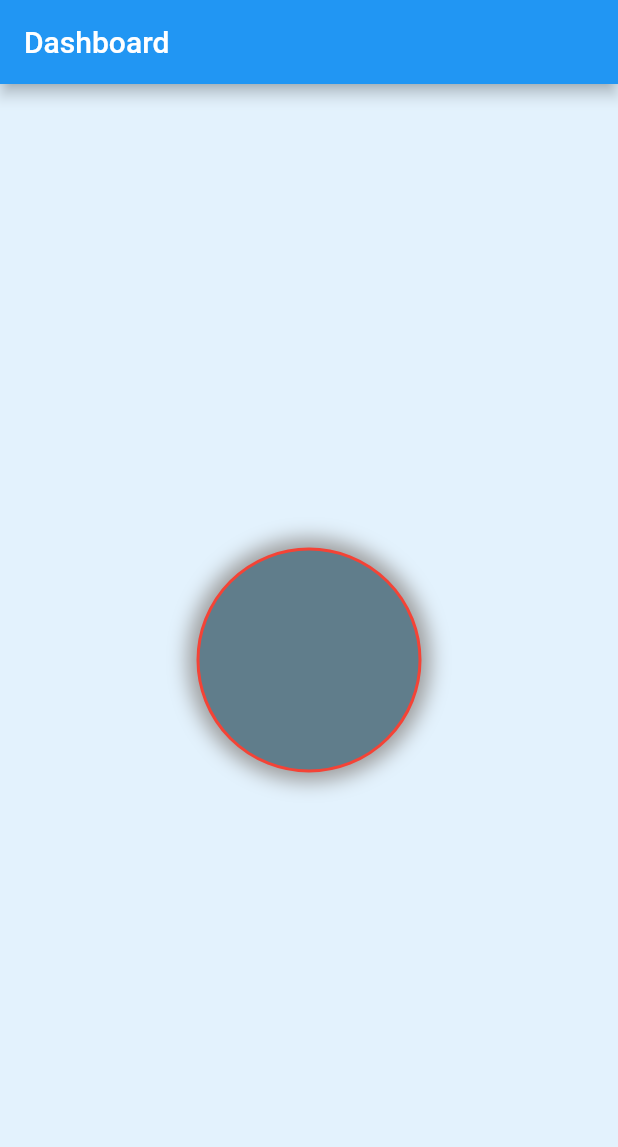
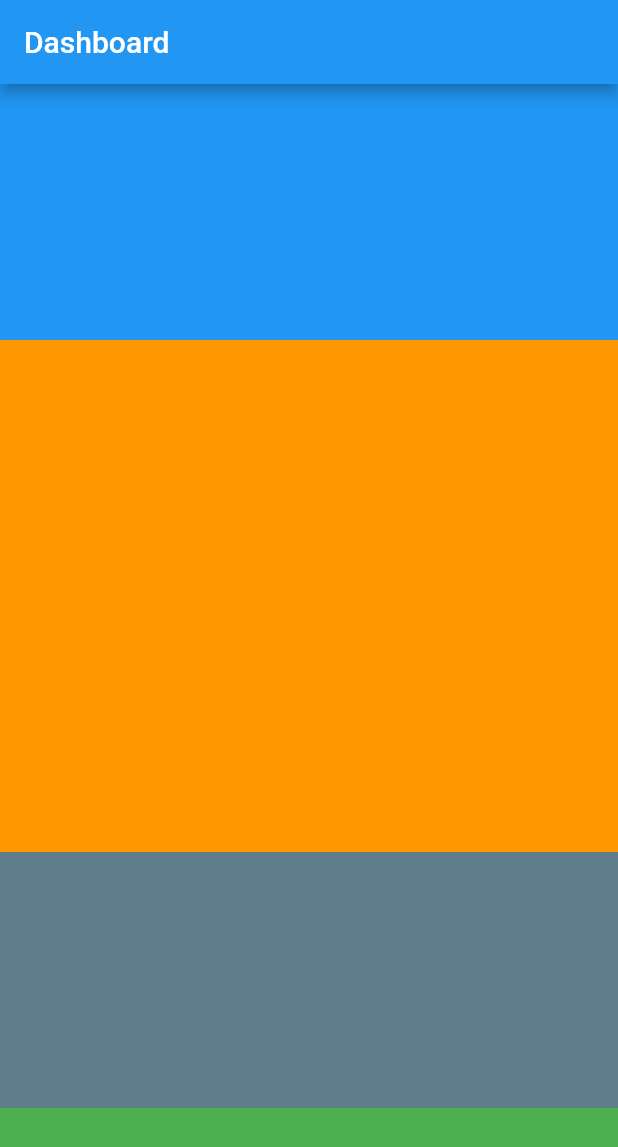
Before and after one commit to sthnischal/Flutter-Basics, a Flutter app: the screen it shows after launch, on a phone screen of 412 x 824 dp. Shown: the top 1147 px of the screen. Run offline on Flutter 3.47's test engine with Material 2 defaults, Android fonts, the phone set to English and light mode, and no system bars.

Commit message:
Expanded widget on row and column

```diff
--- a/flutterbasics/lib/main.dart
+++ b/flutterbasics/lib/main.dart
@@ -23,31 +23,81 @@ class DashBoardScreen extends StatelessWidget {
         appBar: AppBar(
           title: Text('Dashboard'),
         ),
-        body: Container(
-          width: double.infinity,
-          height: double.infinity,
-          color: Colors.blue.shade50,
-          child: Center(
-            child: Container(
-              width: 150,
-              height: 150,
-              decoration: BoxDecoration(
-                  color: Colors.blueGrey,
-                  //borderRadius: BorderRadius.circular(11),
-                  //borderRadius: BorderRadius.only(topLeft: Radius.circular(21),bottomRight: Radius.circular(21))),
-                  //borderRadius: BorderRadius.all(Radius.circular(21)),
+        body:
+            //Row(
+            //   //mainAxisAlignment: MainAxisAlignment.center,
+            //   children: [
+            //     Expanded(
+            //       flex: 2, //for ratio
+            //       child: Container(
+            //         width: 50,
+            //         height: 100,
+            //         color: Colors.blue,
+            //       ),
+            //     ),
+            //     Expanded(
+            //       flex: 4,
+            //       child: Container(
+            //         width: 50,
+            //         height: 100,
+            //         color: Colors.orange,
+            //       ),
+            //     ),
+            //     Expanded(
+            //       flex: 2,
+            //       child: Container(
+            //         width: 50,
+            //         height: 100,
+            //         color: Colors.blueGrey,
+            //       ),
+            //     ),
+            //     Expanded(
+            //       flex: 1,
+            //       child: Container(
+            //         width: 50,
+            //         height: 100,
+            //         color: Colors.green,
+            //       ),
+            //     )
+            //   ],
+            // ),
 
-                  border: Border.all(
-                    width: 2,
-                    color: Colors.red,
-                  ),
-                  boxShadow: [
-                    BoxShadow(
-                        blurRadius: 11, color: Colors.grey, spreadRadius: 6),
-                  ],
-                  shape: BoxShape.circle),
+            Column(
+          //mainAxisAlignment: MainAxisAlignment.center,
+          children: [
+            Expanded(
+              flex: 2, //for ratio
+              child: Container(
+                //width: 50,
+                height: 100,
+                color: Colors.blue,
+              ),
             ),
-          ),
+            Expanded(
+              flex: 4,
+              child: Container(
+                //width: 50,
+                height: 100,
+                color: Colors.orange,
+              ),
+            ),
+            Expanded(
+              flex: 2,
+              child: Container(
+                //width: 50,
+                height: 100,
+                color: Colors.blueGrey,
+              ),
+            ),
+            Expanded(
+              flex: 1,
+              child: Container(
+                //width: 50,
+                height: 100,
+                color: Colors.green,
+              ),
+            )
+          ],
         ));
   }
 }
```
